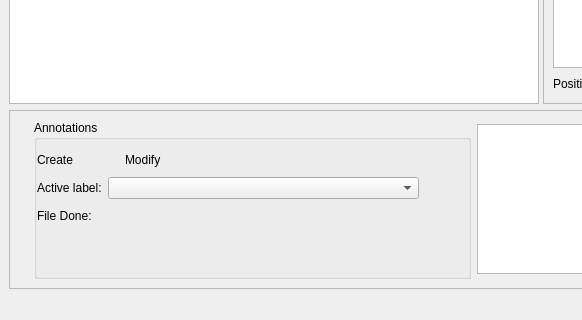
Vin985/AudioTagger, file AudioTagger/gui/audio_tagger.ui: the form before one commit; both pictures show x 0 to 582 and y 340 to 660 of the 1152 by 660 pixel window.
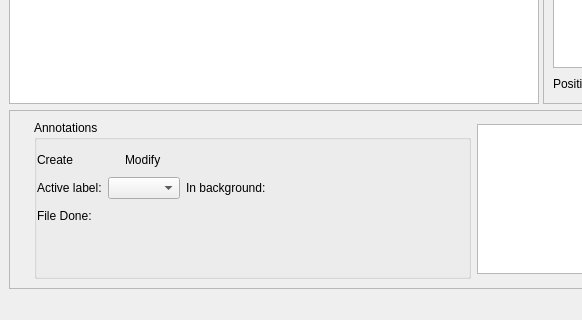
The form after the commit. Icons and pictures are not drawn. Custom widgets are drawn as their Qt base class.

What changed in the file:
```diff
--- a/AudioTagger/gui/audio_tagger.ui
+++ b/AudioTagger/gui/audio_tagger.ui
@@ -570,13 +570,44 @@
             <item>
              <widget class="QComboBox" name="cb_labelType"/>
             </item>
+            <item>
+             <widget class="QLabel" name="label">
+              <property name="text">
+               <string>In background:</string>
+              </property>
+             </widget>
+            </item>
+            <item>
+             <widget class="QPushButton" name="pb_background">
+              <property name="text">
+               <string/>
+              </property>
+              <property name="icon">
+               <iconset resource="../../resources.qrc">
+                <normaloff>:/icons/toggle-off</normaloff>
+                <activeon>:/icons/toggle-on</activeon>:/icons/toggle-off</iconset>
+              </property>
+              <property name="iconSize">
+               <size>
+                <width>20</width>
+                <height>20</height>
+               </size>
+              </property>
+              <property name="checkable">
+               <bool>true</bool>
+              </property>
+              <property name="flat">
+               <bool>true</bool>
+              </property>
+             </widget>
+            </item>
             <item>
              <spacer name="horizontalSpacer_2">
               <property name="orientation">
                <enum>Qt::Horizontal</enum>
               </property>
               <property name="sizeType">
-               <enum>QSizePolicy::Ignored</enum>
+               <enum>QSizePolicy::Expanding</enum>
               </property>
               <property name="sizeHint" stdset="0">
                <size>
```
